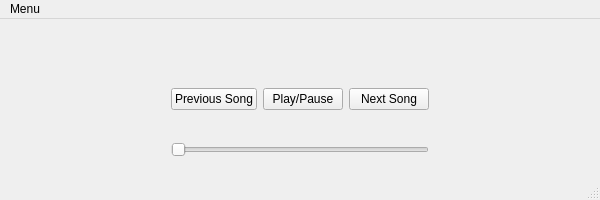
Above: mainwindow.ui from sironitomas/qt-spotify before the change. Below: the same form after it.
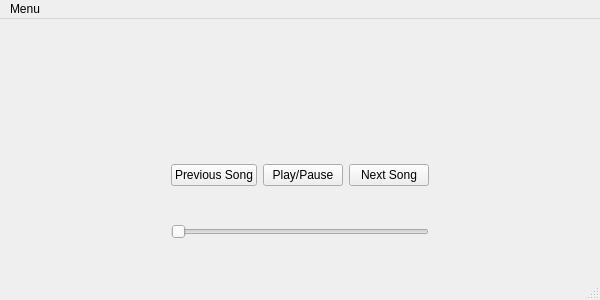
That is the form after the change.

What changed in the file:
```diff
--- a/mainwindow.ui
+++ b/mainwindow.ui
@@ -7,7 +7,7 @@
     <x>0</x>
     <y>0</y>
     <width>600</width>
-    <height>200</height>
+    <height>300</height>
    </rect>
   </property>
   <property name="sizePolicy">
@@ -24,9 +24,9 @@
     <property name="geometry">
      <rect>
       <x>-1</x>
-      <y>43</y>
+      <y>113</y>
       <width>601</width>
-      <height>121</height>
+      <height>141</height>
      </rect>
     </property>
     <layout class="QGridLayout" name="gridLayout">
```
Left out of the diff: 42 changed lines with no effect on the pictures.
